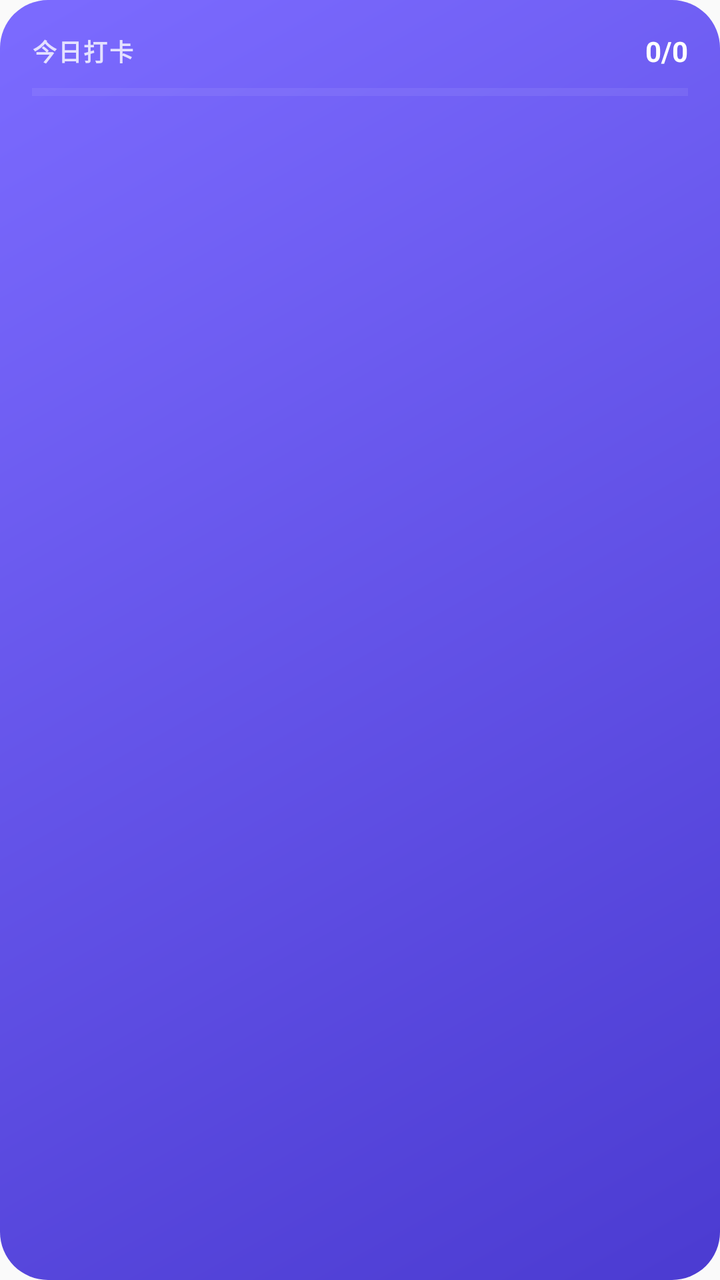
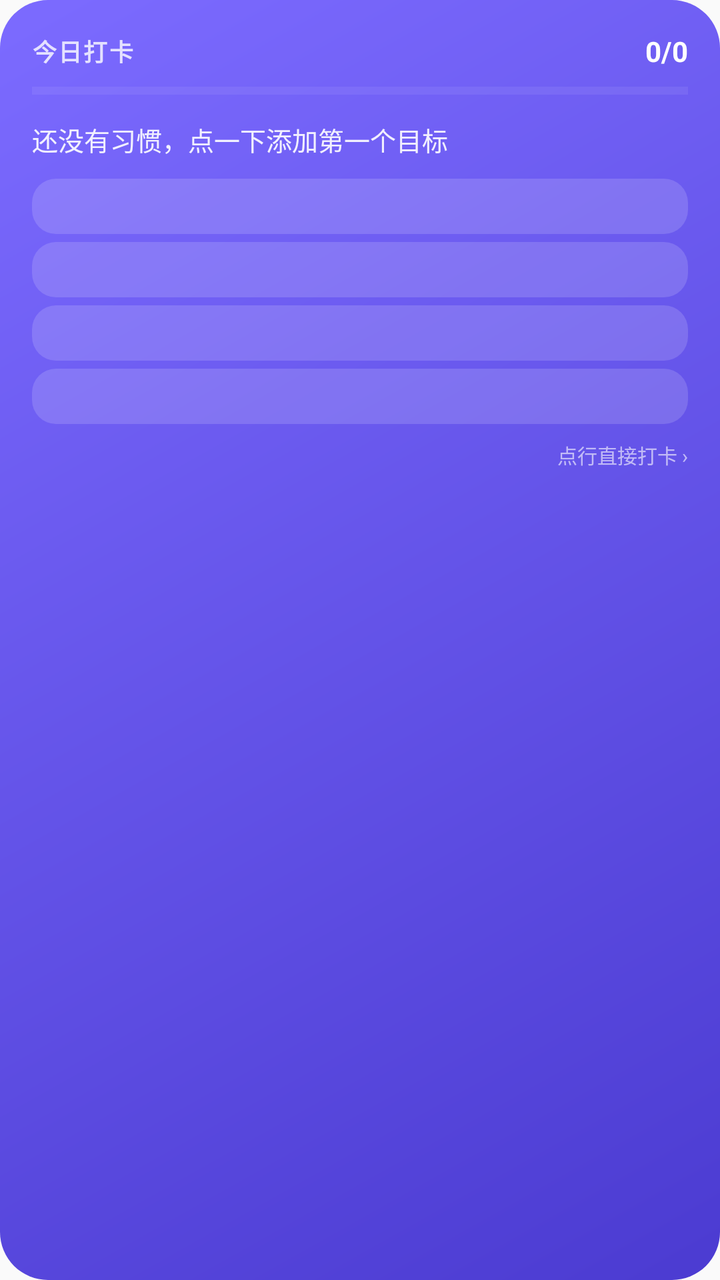

An Android layout rendered at two revisions. The XML below is the earlier revision; the diff shows what the commit changed to produce the second picture.
<!-- AndroidManifest.xml: application theme Theme.KeepDay -->
<!-- res/layout/widget_today.xml -->
<?xml version="1.0" encoding="utf-8"?>
<LinearLayout xmlns:android="http://schemas.android.com/apk/res/android"
    android:id="@+id/widget_root"
    android:layout_width="match_parent"
    android:layout_height="match_parent"
    android:background="@drawable/widget_bg"
    android:orientation="vertical"
    android:padding="16dp">

    <LinearLayout
        android:layout_width="match_parent"
        android:layout_height="wrap_content"
        android:gravity="center_vertical"
        android:orientation="horizontal">

        <TextView
            android:id="@+id/widget_title"
            android:layout_width="0dp"
            android:layout_height="wrap_content"
            android:layout_weight="1"
            android:letterSpacing="0.06"
            android:text="@string/widget_title"
            android:textColor="#CCFFFFFF"
            android:textSize="12sp"
            android:textStyle="bold" />

        <TextView
            android:id="@+id/widget_progress_text"
            android:layout_width="wrap_content"
            android:layout_height="wrap_content"
            android:text="0/0"
            android:textColor="#FFFFFF"
            android:textSize="14sp"
            android:textStyle="bold" />
    </LinearLayout>

    <ProgressBar
        android:id="@+id/widget_progress"
        style="?android:attr/progressBarStyleHorizontal"
        android:layout_width="match_parent"
        android:layout_height="6dp"
        android:layout_marginTop="8dp"
        android:max="100"
        android:progress="0"
        android:progressBackgroundTint="#40FFFFFF"
        android:progressTint="#FFE0A8" />

    <TextView
        android:id="@+id/widget_list"
        android:layout_width="match_parent"
        android:layout_height="wrap_content"
        android:layout_marginTop="10dp"
        android:lineSpacingExtra="7dp"
        android:text=""
        android:textColor="#FFFFFF"
        android:textSize="13sp" />
</LinearLayout>
<!-- resources referenced by this layout -->
<resources>
  <!-- drawable widget_bg (drawable) -->
  <?xml version="1.0" encoding="utf-8"?>
  <shape xmlns:android="http://schemas.android.com/apk/res/android"
      android:shape="rectangle">
      <gradient
          android:angle="315"
          android:endColor="#4B3BD1"
          android:startColor="#7C6BFF" />
      <corners android:radius="24dp" />
  </shape>
  <string name="widget_title">今日打卡</string>
  <style name="Theme.KeepDay" parent="android:Theme.Material.Light.NoActionBar" />
</resources>

<!-- the commit's change to res/layout/widget_today.xml (unified diff, before → after) -->
@@ -38,7 +38,7 @@
         android:id="@+id/widget_progress"
         style="?android:attr/progressBarStyleHorizontal"
         android:layout_width="match_parent"
-        android:layout_height="6dp"
+        android:layout_height="5dp"
         android:layout_marginTop="8dp"
         android:max="100"
         android:progress="0"
@@ -46,12 +46,181 @@
         android:progressTint="#FFE0A8" />
 
     <TextView
-        android:id="@+id/widget_list"
+        android:id="@+id/widget_empty"
+        android:layout_width="match_parent"
+        android:layout_height="wrap_content"
+        android:layout_marginTop="12dp"
+        android:text="@string/widget_empty"
+        android:textColor="#E6FFFFFF"
+        android:textSize="13sp" />
+
+    <LinearLayout
+        android:id="@+id/widget_row_1"
         android:layout_width="match_parent"
         android:layout_height="wrap_content"
         android:layout_marginTop="10dp"
-        android:lineSpacingExtra="7dp"
-        android:text=""
-        android:textColor="#FFFFFF"
-        android:textSize="13sp" />
+        android:background="@drawable/widget_row_bg"
+        android:gravity="center_vertical"
+        android:orientation="horizontal"
+        android:paddingHorizontal="8dp"
+        android:paddingVertical="5dp">
+
+        <TextView
+            android:id="@+id/widget_row_1_emoji"
+            android:layout_width="wrap_content"
+            android:layout_height="wrap_content"
+            android:text=""
+            android:textSize="13sp" />
+
+        <TextView
+            android:id="@+id/widget_row_1_name"
+            android:layout_width="0dp"
+            android:layout_height="wrap_content"
+            android:layout_marginStart="6dp"
+            android:layout_weight="1"
+            android:ellipsize="end"
+            android:singleLine="true"
+            android:text=""
+            android:textColor="#FFFFFF"
+            android:textSize="13sp" />
+
+        <TextView
+            android:id="@+id/widget_row_1_status"
+            android:layout_width="wrap_content"
+            android:layout_height="wrap_content"
+            android:layout_marginStart="6dp"
+            android:text=""
+            android:textSize="13sp"
+            android:textStyle="bold" />
+    </LinearLayout>
+
+    <LinearLayout
+        android:id="@+id/widget_row_2"
+        android:layout_width="match_parent"
+        android:layout_height="wrap_content"
+        android:layout_marginTop="4dp"
+        android:background="@drawable/widget_row_bg"
+        android:gravity="center_vertical"
+        android:orientation="horizontal"
+        android:paddingHorizontal="8dp"
+        android:paddingVertical="5dp">
+
+        <TextView
+            android:id="@+id/widget_row_2_emoji"
+            android:layout_width="wrap_content"
+            android:layout_height="wrap_content"
+            android:text=""
+            android:textSize="13sp" />
+
+        <TextView
+            android:id="@+id/widget_row_2_name"
+            android:layout_width="0dp"
+            android:layout_height="wrap_content"
+            android:layout_marginStart="6dp"
+            android:layout_weight="1"
+            android:ellipsize="end"
+            android:singleLine="true"
+            android:text=""
+            android:textColor="#FFFFFF"
+            android:textSize="13sp" />
+
+        <TextView
+            android:id="@+id/widget_row_2_status"
+            android:layout_width="wrap_content"
+            android:layout_height="wrap_content"
+            android:layout_marginStart="6dp"
+            android:text=""
+            android:textSize="13sp"
+            android:textStyle="bold" />
+    </LinearLayout>
+
+    <LinearLayout
+        android:id="@+id/widget_row_3"
+        android:layout_width="match_parent"
+        android:layout_height="wrap_content"
+        android:layout_marginTop="4dp"
+        android:background="@drawable/widget_row_bg"
+        android:gravity="center_vertical"
+        android:orientation="horizontal"
+        android:paddingHorizontal="8dp"
+        android:paddingVertical="5dp">
+
+        <TextView
+            android:id="@+id/widget_row_3_emoji"
+            android:layout_width="wrap_content"
+            android:layout_height="wrap_content"
+            android:text=""
+            android:textSize="13sp" />
+
+        <TextView
+            android:id="@+id/widget_row_3_name"
+            android:layout_width="0dp"
+            android:layout_height="wrap_content"
+            android:layout_marginStart="6dp"
+            android:layout_weight="1"
+            android:ellipsize="end"
+            android:singleLine="true"
+            android:text=""
+            android:textColor="#FFFFFF"
+            android:textSize="13sp" />
+
+        <TextView
+            android:id="@+id/widget_row_3_status"
+            android:layout_width="wrap_content"
+            android:layout_height="wrap_content"
+            android:layout_marginStart="6dp"
+            android:text=""
+            android:textSize="13sp"
+            android:textStyle="bold" />
+    </LinearLayout>
+
+    <LinearLayout
+        android:id="@+id/widget_row_4"
+        android:layout_width="match_parent"
+        android:layout_height="wrap_content"
+        android:layout_marginTop="4dp"
+        android:background="@drawable/widget_row_bg"
+        android:gravity="center_vertical"
+        android:orientation="horizontal"
+        android:paddingHorizontal="8dp"
+        android:paddingVertical="5dp">
+
+        <TextView
+            android:id="@+id/widget_row_4_emoji"
+            android:layout_width="wrap_content"
+            android:layout_height="wrap_content"
+            android:text=""
+            android:textSize="13sp" />
+
+        <TextView
+            android:id="@+id/widget_row_4_name"
+            android:layout_width="0dp"
+            android:layout_height="wrap_content"
+            android:layout_marginStart="6dp"
+            android:layout_weight="1"
+            android:ellipsize="end"
+            android:singleLine="true"
+            android:text=""
+            android:textColor="#FFFFFF"
+            android:textSize="13sp" />
+
+        <TextView
+            android:id="@+id/widget_row_4_status"
+            android:layout_width="wrap_content"
+            android:layout_height="wrap_content"
+            android:layout_marginStart="6dp"
+            android:text=""
+            android:textSize="13sp"
+            android:textStyle="bold" />
+    </LinearLayout>
+
+    <TextView
+        android:id="@+id/widget_hint"
+        android:layout_width="match_parent"
+        android:layout_height="wrap_content"
+        android:layout_marginTop="8dp"
+        android:gravity="end"
+        android:text="@string/widget_hint"
+        android:textColor="#99FFFFFF"
+        android:textSize="10sp" />
 </LinearLayout>
<!-- resource entries referenced after the edit -->
@@ -10,6 +10,15 @@
           android:startColor="#7C6BFF" />
       <corners android:radius="24dp" />
   </shape>
+  <!-- drawable widget_row_bg (drawable) -->
+  <?xml version="1.0" encoding="utf-8"?>
+  <shape xmlns:android="http://schemas.android.com/apk/res/android"
+      android:shape="rectangle">
+      <solid android:color="#26FFFFFF" />
+      <corners android:radius="12dp" />
+  </shape>
+  <string name="widget_empty">还没有习惯，点一下添加第一个目标</string>
+  <string name="widget_hint">点行直接打卡 ›</string>
   <string name="widget_title">今日打卡</string>
   <style name="Theme.KeepDay" parent="android:Theme.Material.Light.NoActionBar" />
 </resources>
